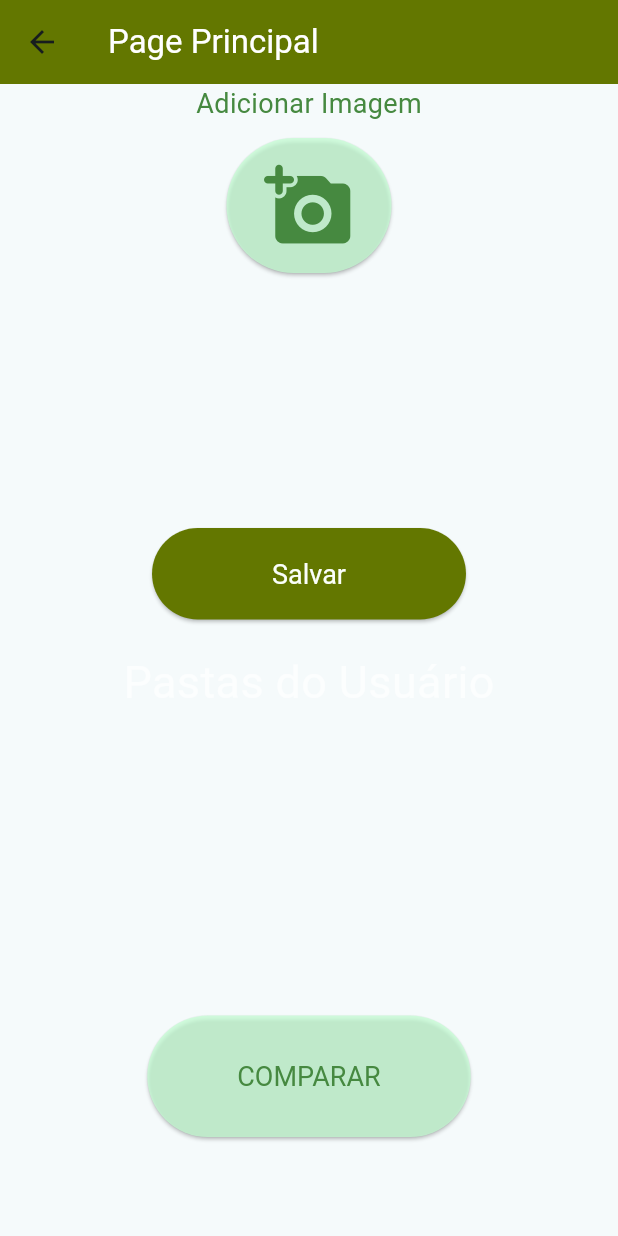
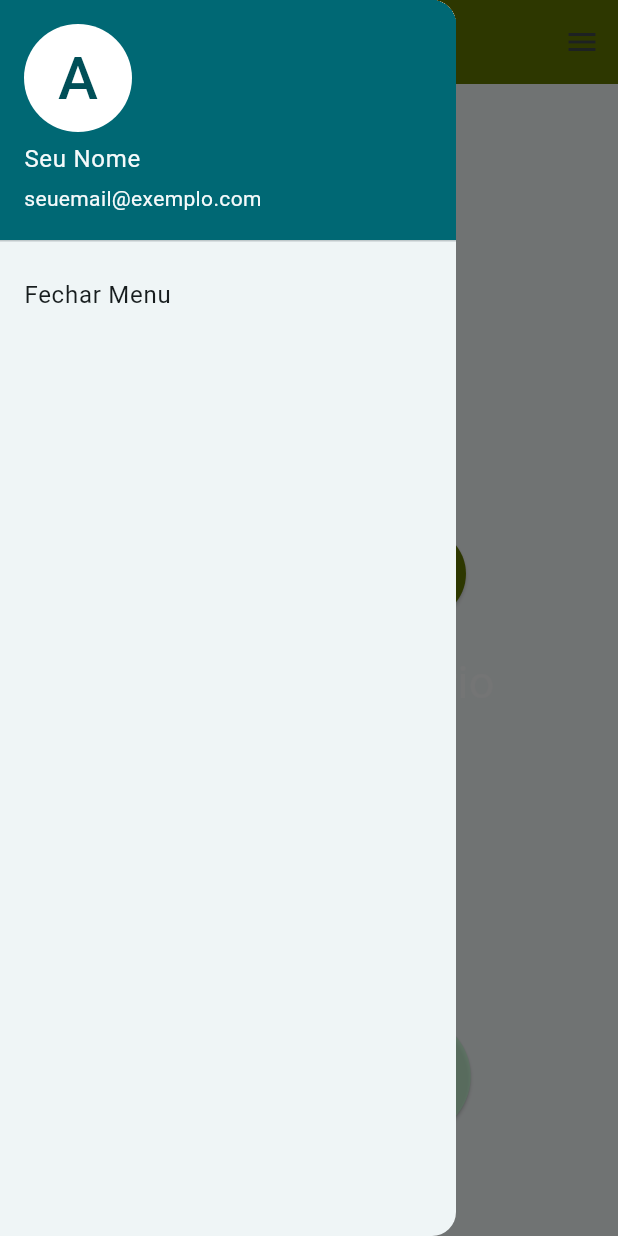
Before and after one commit to CunhaTh/comppare-app, a Flutter app: the PrincipalPage screen opened directly, with the side drawer open (before the commit the screen has no drawer), on a phone screen of 412 x 824 dp. Run offline on Flutter 3.47's test engine with Material 3 defaults, Android fonts, the phone set to English and light mode, and no system bars; our stand-ins replace flutter_riverpod, font_awesome_flutter, image_picker, qr_flutter; missing offline and left inert: dart:html, dart:js.

Commit message:
att menu lateral pag principal

```diff
--- a/lib/main.dart
+++ b/lib/main.dart
@@ -445,7 +445,7 @@ class _MyHomePageState extends State<MyHomePage> {
           Navigator.push(
             context,
             MaterialPageRoute(
-              builder: (context) => HomePage(),
+              builder: (context) => PrincipalPage(),
             ),
           );
         },
--- a/lib/principal.dart
+++ b/lib/principal.dart
@@ -93,8 +93,16 @@ class _PrincipalPage extends State<PrincipalPage> {
   Widget build(BuildContext context) {
     return Scaffold(
       appBar: AppBar(
-        title: Text('Page Principal',style: TextStyle(color: Colors.white),),
+        title: Text('Page Principal', style: TextStyle(color: Colors.white),),
         backgroundColor: Color(0xFF637700),
+        actions: [
+          IconButton(
+            icon: Icon(Icons.menu),
+            onPressed: () {
+              Scaffold.of(context).openDrawer(); // Abre o menu lateral
+            },
+          ),
+        ],
       ),
       body: Padding(
         padding: const EdgeInsets.only(bottom: 50),
@@ -110,9 +118,9 @@ class _PrincipalPage extends State<PrincipalPage> {
                     SizedBox(height: 10),
                     ElevatedButton(
                       onPressed: _addImage,
-                      child: GestureDetector(child: Icon(Icons.add_a_photo_rounded,size: 60,),),
+                      child: GestureDetector(child: Icon(Icons.add_a_photo_rounded, size: 60,),),
                       style: ElevatedButton.styleFrom(
-                        foregroundColor: Color.fromARGB(255, 70, 137, 64), backgroundColor:Color.fromARGB(179, 196, 255, 211),
+                        foregroundColor: Color.fromARGB(255, 70, 137, 64), backgroundColor: Color.fromARGB(179, 196, 255, 211),
                         padding: EdgeInsets.symmetric(horizontal: 25, vertical: 15),
                       ),
                     ),
@@ -191,6 +199,27 @@ class _PrincipalPage extends State<PrincipalPage> {
           ],
         ),
       ),
+      drawer: Drawer(
+        child: ListView(
+          padding: EdgeInsets.zero,
+          children: <Widget>[
+            UserAccountsDrawerHeader(
+              accountName: Text("Seu Nome"),
+              accountEmail: Text("seuemail@exemplo.com"),
+              currentAccountPicture: CircleAvatar(
+                backgroundColor: Colors.white,
+                child: Text("A", style: TextStyle(fontSize: 40.0)),
+              ),
+            ),
+            ListTile(
+              title: Text('Fechar Menu'),
+              onTap: () {
+                Navigator.of(context).pop(); // Fecha o menu
+              },
+            ),
+          ],
+        ),
+      ),
     );
   }
 }
@@ -204,7 +233,7 @@ class ComparisonPage extends StatelessWidget {
   Widget build(BuildContext context) {
     return Scaffold(
       appBar: AppBar(
-        title: Text('Comparando Fotos',style: TextStyle(color: Colors.white),),
+        title: Text('Comparando Fotos', style: TextStyle(color: Colors.white),),
         backgroundColor: Color(0xFF637700),
       ),
       body: Row(
```
Lines whose indentation alone changed are shown as unchanged.
